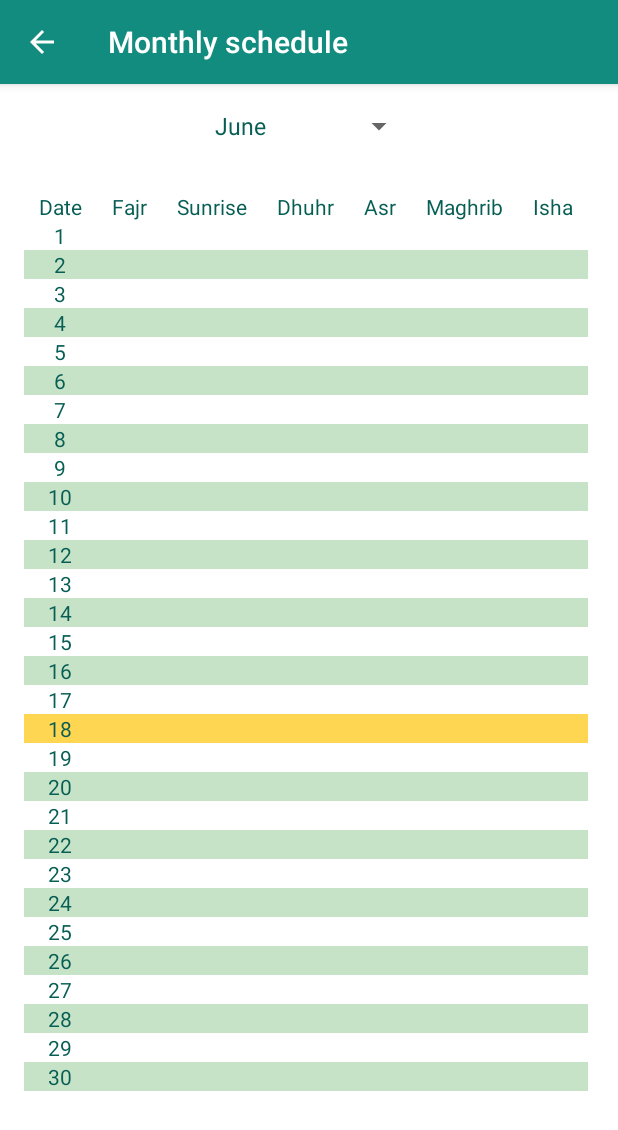
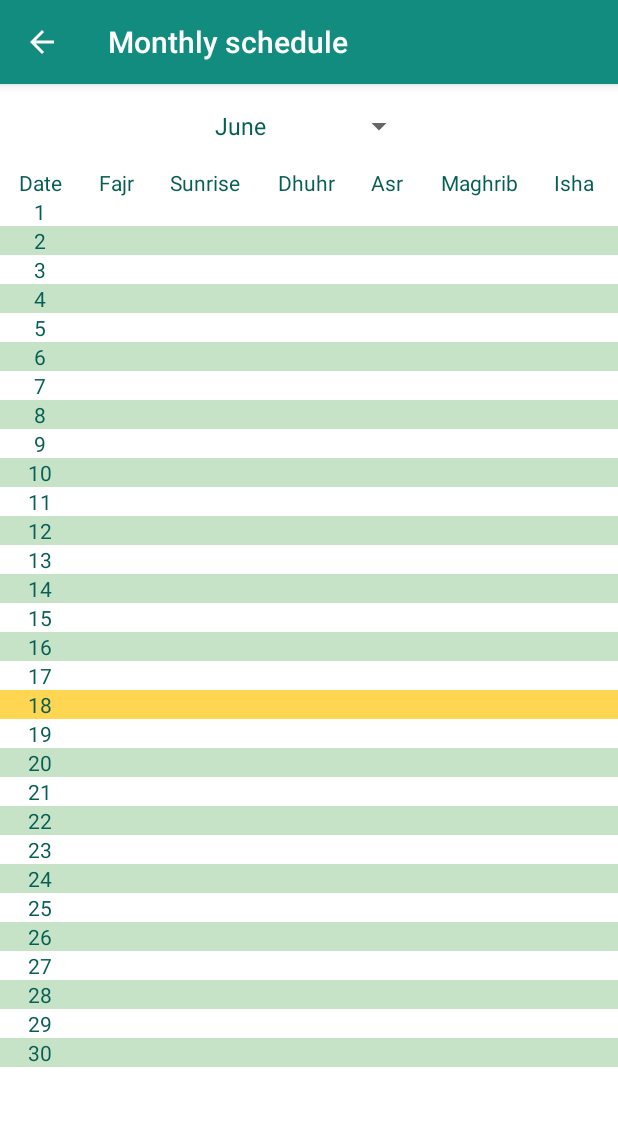
Before and after one commit to yeltayev22/iman, an Android app: the ScheduleActivity screen opened directly, with no data from a screen before it, on a phone screen of 412 x 824 dp. Shown: the top 1130 px of the screen. Run offline under Robolectric (Android 15) with nearby library versions, the phone set to English and light mode, and no system bars; 8 statements that could not run were skipped.

Commit message:
Fix Schedule layout

```diff
--- a/app/build.gradle
+++ b/app/build.gradle
@@ -2,7 +2,7 @@ apply plugin: 'com.android.application'
 
 android {
     compileSdkVersion 25
-    buildToolsVersion "25.0.3"
+    buildToolsVersion '26.0.2'
 
     lintOptions {
         disable 'MissingTranslation'
--- a/app/src/main/java/zerotoonecom/n17r/mubr/Schedule/ScheduleActivity.java
+++ b/app/src/main/java/zerotoonecom/n17r/mubr/Schedule/ScheduleActivity.java
@@ -25,7 +25,8 @@ import zerotoonecom.n17r.mubr.R;
 import zerotoonecom.n17r.mubr.Time.NamazTimeContract;
 import zerotoonecom.n17r.mubr.Time.NamazTimeDbHelper;
 
-public class ScheduleActivity extends AppCompatActivity implements AdapterView.OnItemSelectedListener {
+public class ScheduleActivity extends AppCompatActivity
+        implements AdapterView.OnItemSelectedListener {
 
     TableLayout table;
     Spinner month;
--- a/app/src/main/res/layout/activity_schedule.xml
+++ b/app/src/main/res/layout/activity_schedule.xml
@@ -2,26 +2,27 @@
 <LinearLayout xmlns:android="http://schemas.android.com/apk/res/android"
     android:layout_width="match_parent"
     android:layout_height="match_parent"
-    android:orientation="vertical"
-    android:background="@color/white">
+    android:background="@color/white"
+    android:orientation="vertical">
 
     <Spinner
         android:id="@+id/month"
         android:layout_width="wrap_content"
         android:layout_height="wrap_content"
         android:layout_gravity="center"
-        android:layout_margin="16dp"/>
+        android:layout_margin="16dp" />
 
     <ScrollView
-        android:layout_width="wrap_content"
-        android:layout_height="wrap_content">
+        android:layout_width="match_parent"
+        android:layout_height="match_parent"
+        android:fillViewport="true">
 
         <TableLayout xmlns:android="http://schemas.android.com/apk/res/android"
             android:id="@+id/table"
-            android:layout_width="wrap_content"
+            android:layout_width="match_parent"
+            android:layout_height="wrap_content"
             android:stretchColumns="*"
-            android:layout_height="wrap_content"
-            android:layout_margin="16dp">
+            android:paddingBottom="16dp">
 
         </TableLayout>
 
```
